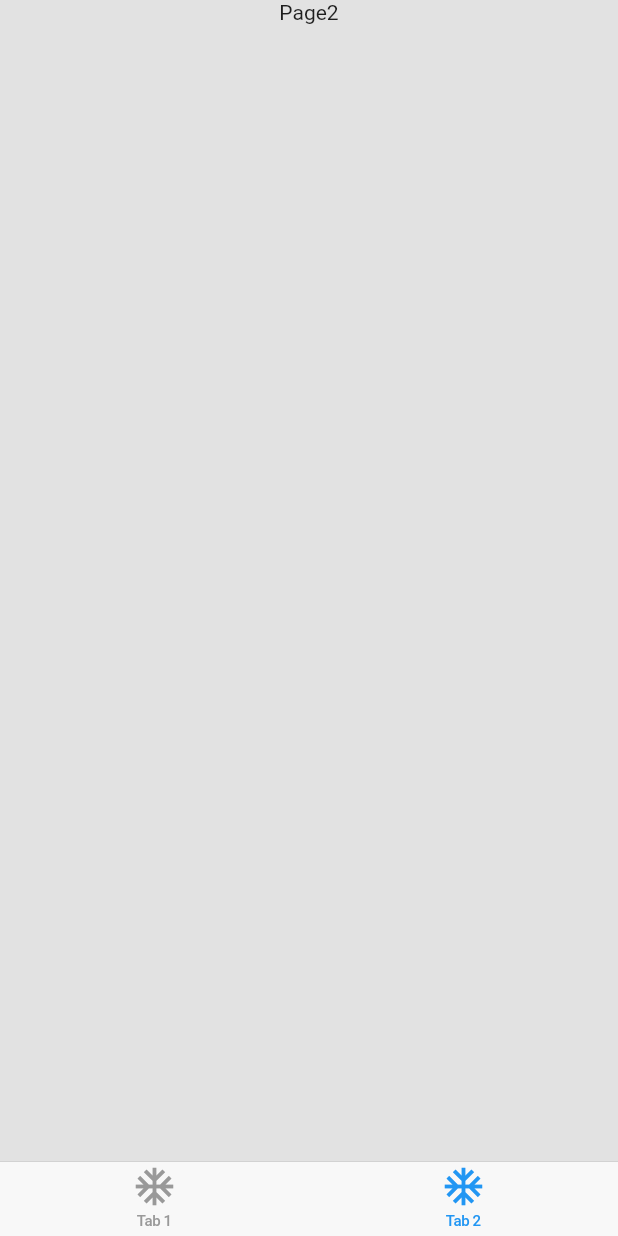
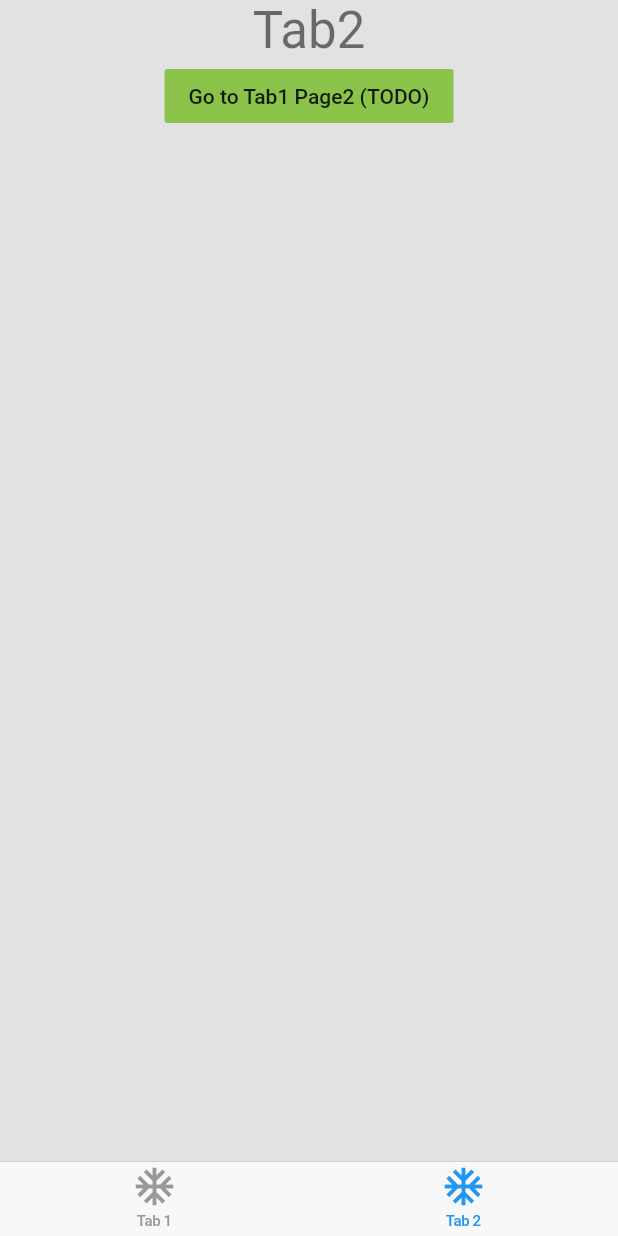
Before and after one commit to mooncakecat/CupertinoTabBarDemo, a Flutter app: the screen it shows after launch, item 2 of the bottom bar chosen, on a phone screen of 412 x 824 dp. Run offline on Flutter 3.47's test engine with Material 2 defaults, Android fonts, the phone set to English and light mode, and no system bars.

Commit message:
Replace deprecated fields, add todo

```diff
--- a/lib/page1.dart
+++ b/lib/page1.dart
@@ -11,12 +11,13 @@ class Page1 extends StatelessWidget {
         children: <Widget>[
           Container(
             child: Text(
-              'page1',
-              style: Theme.of(context).textTheme.display1,
+              'Tab1',
+              style: Theme.of(context).textTheme.headline4,
             ),
           ),
           FlatButton(
-            child: Text('Go to page 1b'),
+            color: Colors.lightGreen,
+            child: Text('Go to Tab1 Page2'),
             onPressed: () {
               Navigator.pushNamed(context, 'page1b');
             },
--- a/lib/page1b.dart
+++ b/lib/page1b.dart
@@ -10,10 +10,12 @@ class Page1b extends StatelessWidget {
       Column(
         children: <Widget>[
           Container(
-            child: Text('Page1b', style: Theme.of(context).textTheme.display1),
+            child:
+                Text('Tab1 Page2', style: Theme.of(context).textTheme.headline4),
           ),
           FlatButton(
-            child: Text('Go to page 1c'),
+            color: Colors.lightGreen,
+            child: Text('Go to Tab1 Page3'),
             onPressed: () {
               Navigator.pushNamed(context, 'page1c');
             },
--- a/lib/page1c.dart
+++ b/lib/page1c.dart
@@ -8,7 +8,7 @@ class Page1c extends StatelessWidget {
   Widget build(BuildContext context) {
     return BaseContainer(
       Container(
-        child: Text('Page1c', style: Theme.of(context).textTheme.display1),
+        child: Text('Tab1 Page3', style: Theme.of(context).textTheme.headline4),
       ),
     );
   }
--- a/lib/page2.dart
+++ b/lib/page2.dart
@@ -7,7 +7,23 @@ class Page2 extends StatelessWidget {
   @override
   Widget build(BuildContext context) {
     return BaseContainer(
-      Container(child: Text('Page2')),
+      Column(
+        children: <Widget>[
+          Container(
+            child: Text(
+              'Tab2',
+              style: Theme.of(context).textTheme.headline4,
+            ),
+          ),
+          FlatButton(
+            color: Colors.lightGreen,
+            child: Text('Go to Tab1 Page2 (TODO)'),
+            onPressed: () {
+              // TODO
+            },
+          )
+        ],
+      ),
     );
   }
 }
```
